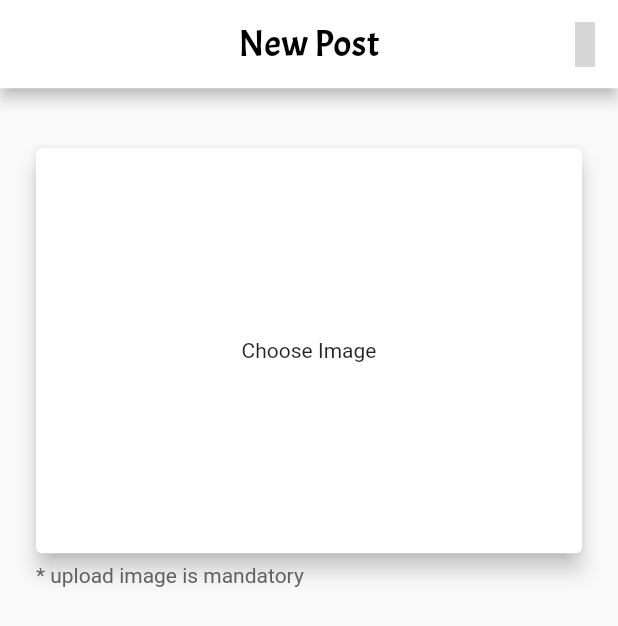
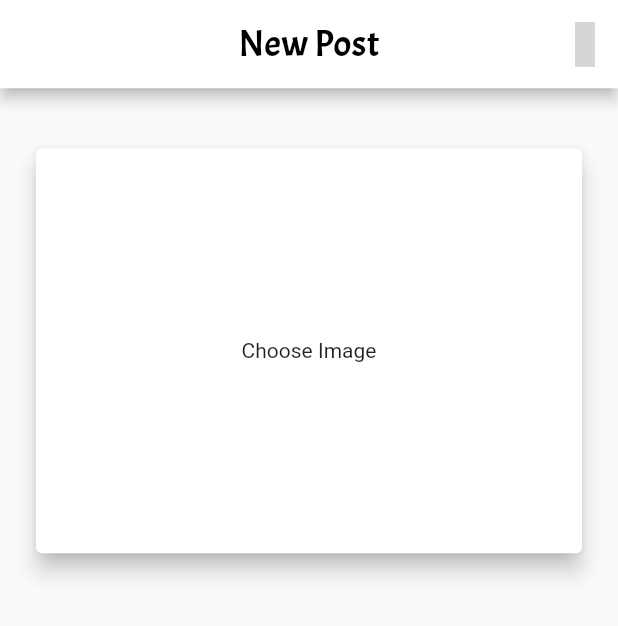
Before and after one commit to asei99/pet_bound, a Flutter app: the UploadPage screen opened directly, on a phone screen of 412 x 824 dp. Shown: the top 626 px of the screen. Run offline on Flutter 3.47's test engine with Material 2 defaults, Android fonts, the phone set to English and light mode, and no system bars; our stand-ins replace cached_network_image, carousel_slider, cloud_firestore, firebase_auth, firebase_core, firebase_storage and 4 more; accounts and stored records are empty; grey boxes are pictures that could not be loaded.

Commit message:
Revert "Update upload_page.dart"
This reverts commit 710e87fcd085e04c947e614bd433165247e24acc.

```diff
--- a/lib/socialmedia/upload_page.dart
+++ b/lib/socialmedia/upload_page.dart
@@ -257,13 +257,13 @@ class _UploadPageState extends State<UploadPage>
                       borderSide: BorderSide(color: Colors.grey),
                     ),
                     focusedBorder: UnderlineInputBorder(
-                      borderSide: BorderSide(
-                        color: Color.fromRGBO(237, 171, 172, 80),
+                      borderSide: BorderSide(color:                                      Color.fromRGBO(237, 171, 172, 80),
                       ),
                     ),
                     contentPadding: EdgeInsets.symmetric(
                       vertical: 5,
                     ),
+
                     fillColor: Colors.grey,
                   ),
                 ),
@@ -300,16 +300,6 @@ class _UploadPageState extends State<UploadPage>
               ),
             ),
           ),
-          SizedBox(
-            height: 3,
-          ),
-          Container(
-            margin: EdgeInsets.only(left: 4),
-            child: Text(
-              "* upload image is mandatory",
-              style: TextStyle(color: Colors.grey[700]),
-            ),
-          )
         ],
       ),
     );
```
